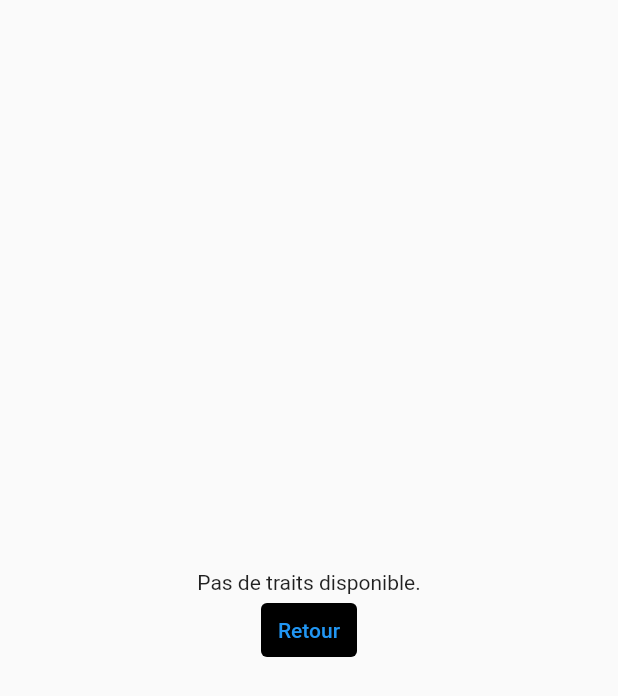
After one commit to MonteCrypto999/Artor-light, a Flutter app: the screen it shows after launch, after a tap on "Calculer les traits du projet", on a phone screen of 412 x 824 dp. The commit adds this screen. Shown: the top 696 px of the screen. Run offline on Flutter 3.47's test engine with Material 2 defaults, Android fonts, the phone set to English and light mode, and no system bars; statements that could not run were skipped.

Commit message:
[Functions] Add Calculate Traits Feature

```diff
--- a/lib/screens/home_screens.dart
+++ b/lib/screens/home_screens.dart
@@ -1,7 +1,9 @@
-import 'package:artor_flutter/screens/processing_screens.dart';
 import 'package:flutter/material.dart';
 
 import 'components/title_component.dart';
+
+import 'processing_screens.dart';
+import 'traits_screen.dart';
 
 class HomeScreen extends StatelessWidget {
   const HomeScreen({Key? key}) : super(key: key);
@@ -72,7 +74,23 @@ class BuildForm extends StatelessWidget {
               'Générer',
               style: TextStyle(color: Colors.white),
             ),
-          )
+          ),
+          SizedBox(
+            height: 20,
+          ),
+          TextButton(
+            onPressed: () {
+              if (_formK.currentState!.validate()) {
+                _formK.currentState!.save();
+                Navigator.push(
+                    context, MaterialPageRoute(builder: (_) => TraitsScreen()));
+              }
+            },
+            child: Text(
+              'Calculer les traits du projet',
+              style: TextStyle(color: Colors.white),
+            ),
+          ),
         ],
       ),
     );
--- /dev/null
+++ b/lib/screens/traits_screen.dart
@@ -0,0 +1,87 @@
+import 'package:flutter/material.dart';
+
+import '/src/functions.dart';
+
+import '../src/models/local_data.dart';
+
+class TraitsScreen extends StatelessWidget {
+  const TraitsScreen({Key? key}) : super(key: key);
+
+  @override
+  Widget build(BuildContext context) {
+    return Material(
+      child: Container(
+          alignment: Alignment.center,
+          child: FutureBuilder<List<Trait>>(
+              future: calculateTraits(),
+              builder: (c, snap) {
+                if (snap.connectionState != ConnectionState.done) {
+                  return CircularProgressIndicator();
+                }
+                if (snap.data!.isEmpty || snap.data == null) {
+                  return Column(
+                    mainAxisAlignment: MainAxisAlignment.center,
+                    children: [
+                      Text('Pas de traits disponible.'),
+                      TextButton(
+                          onPressed: () => Navigator.pop(context),
+                          child: Text('Retour'))
+                    ],
+                  );
+                }
+                final List<Trait> _data = snap.data!;
+
+                return Padding(
+                  padding: const EdgeInsets.all(15.0),
+                  child: Column(
+                    mainAxisAlignment: MainAxisAlignment.center,
+                    children: [
+                      TextButton(
+                        child: Text('Exporter en fichier txt'),
+                        onPressed: () async {
+                          await exportTraitsToTxtFile(snap.data!);
+                          showDialog(
+                              context: context,
+                              builder: (c) => SimpleDialog(
+                                      alignment: Alignment.center,
+                                      children: [
+                                        Center(
+                                          child: Text(
+                                              'Fichier enregistré sous traits.txt'),
+                                        )
+                                      ]));
+                        },
+                      ),
+                      SizedBox(
+                        height: 30,
+                      ),
+                      TextButton(
+                          onPressed: () => Navigator.pop(context),
+                          child: Text('Retour')),
+                      SizedBox(
+                        height: 30,
+                      ),
+                      Expanded(
+                        child: ListView.builder(
+                            itemCount: snap.data!.length,
+                            itemBuilder: (c, index) {
+                              return Row(
+                                mainAxisAlignment: MainAxisAlignment.center,
+                                crossAxisAlignment: CrossAxisAlignment.center,
+                                children: [
+                                  SelectableText(_data[index].layer +
+                                      ' | ' +
+                                      _data[index].name +
+                                      ' | ' +
+                                      _data[index].count.toString()),
+                                ],
+                              );
+                            }),
+                      ),
+                    ],
+                  ),
+                );
+              })),
+    );
+  }
+}
--- a/lib/src/functions.dart
+++ b/lib/src/functions.dart
@@ -16,7 +16,7 @@ import 'config.dart';
 import 'models/metadata_nft.dart';
 import 'models/local_data.dart';
 import 'models/rule.dart';
-import 'models/randomElement.dart';
+import 'models/random_element.dart';
 
 late ui.PictureRecorder recorder;
 late ui.Canvas nftCanvas;
@@ -32,6 +32,8 @@ Map<String, dynamic>? metadataConfig;
 Map<String, List>? metadataCompliance;
 Map<int, Rule>? rules;
 Map<String, dynamic>? config;
+List<File> metaFiles = [];
+String? baseElement;
 bool isMetadataExists = false;
 bool isCheckActived = false;
 bool haveConfig = false;
@@ -54,18 +56,17 @@ Future<String> saveImage(_editionCount) async {
   if (_encodePng != null) {
     final _file = File('$dir/output/${_formatter.format(_editionCount)}.png');
     _file.writeAsBytesSync(_encodePng.buffer.asUint8List());
-    if (haveConfig) {
-      //TODO Make a button to Use this function after the generation
-      return await uploadFiletoIPFS(_file);
-    }
+    // if (haveConfig) {
+    //   return await uploadFiletoIPFS(_file);
+    // }
 
-    return "OK";
+    return "QmbBzNmmBZMqsrhuqLjnKeG1H5NeS515QrcevyBRSkryoy"; // TODO Change for the deployment
   } else {
     return "";
   }
 }
 
-void addMetadata(String name, int edition, String ipfsHash) {
+void addMetadata(String name, int edition, String ipfsHash) async {
   final Map<String, dynamic> _attr = {};
   final String image = 'ipfs://$ipfsHash';
 
@@ -74,7 +75,7 @@ void addMetadata(String name, int edition, String ipfsHash) {
   if (attributesList.isNotEmpty) {
     for (var attr in attributesList) {
       String _filterType = 'Base';
-      if (attr.name == _filterType) {
+      if (attr.name.toLowerCase() == _filterType.toLowerCase()) {
         type = attr.attribute.value.replaceAll(_filterType, "").trim();
         continue;
       }
@@ -91,6 +92,7 @@ void addMetadata(String name, int edition, String ipfsHash) {
     attributes: _attr,
   );
   saveMetaDataSingleFile(editionCount: edition, data: tempMetadata);
+  // await uploadNFT(edition, tempMetadata);
 
   metadataList.add(tempMetadata);
   attributesList = [];
@@ -148,6 +150,11 @@ Future<List<LayerData>> constructLayerToDna(dna, RaceData data) async {
     LayerElement selectedElement =
         layer.elements.firstWhere((e) => e.id == dna[index]);
     layer.selectedElement = selectedElement;
+
+    // if (layer.name.toLowerCase() == "base") {
+    //   baseElement = layer.selectedElement!.path;
+    // } TODO: Final Mount
+
     listDnaToLayers.add(layer);
     addAttributes(layer);
 
@@ -200,12 +207,9 @@ List<int> createDna(RaceData data) {
     String _matcher =
         layer.name.toLowerCase() + ":" + _elementName.toLowerCase();
     randElements.add(RandomElement(
-        layerPosition: layer.id,
-        element: _elementData,
-        matcher: _matcher)); //TODO Finir la fonction, matcher
+        layerPosition: layer.id, element: _elementData, matcher: _matcher));
   }
 
-  // Check Rules
   if (rules != null) {
     for (Rule rule in rules!.values) {
       for (RandomElement randomElement in randElements) {
@@ -259,7 +263,7 @@ void writeMetaData(_data) =>
 void saveMetaDataSingleFile(
     {required int editionCount, required MetadataNFT data}) {
   File('$dir/output/$editionCount.json')
-      .writeAsStringSync(jsonEncode(data.toJsonCIP25()));
+      .writeAsStringSync(jsonEncode(data.toJson()));
 }
 
 String getDirname(String path, {String? symbol}) {
@@ -349,6 +353,60 @@ AttributeData Function(String path) getMetadataAttr(bool isConfigExists) {
   }
 }
 
+Future<List<Trait>> calculateTraits() async {
+  final Map<String, List<MetadataNFT>> _rawMetafiles = {};
+  final List<MetadataNFT> _cachedList = [];
+  final List<Trait> traits = [];
+
+  for (var _metaFile in metaFiles) {
+    if (await _metaFile.exists()) {
+      _cachedList.clear();
+      final _fileName = _metaFile.uri.pathSegments.last.replaceAll('.json', '');
+      final _raw = await _metaFile.readAsString();
+      final _json = List<Map<String, dynamic>>.from(json.decode(_raw));
+
+      for (var _jsonData in _json) {
+        final _metaDataTmp = MetadataNFT.fromJson(_jsonData);
+        _cachedList.add(_metaDataTmp);
+      }
+      _rawMetafiles[_fileName] = _cachedList;
+    }
+  }
+  if (_rawMetafiles.isNotEmpty) {
+    for (var _rawTraits in _rawMetafiles.values) {
+      for (var _meta in _rawTraits) {
+        for (var _attr in _meta.attributes.entries) {
+          if (traits.isNotEmpty) {
+            bool _f(e) => e.layer == _attr.key && e.name == _attr.value;
+            if (traits.any(_f)) {
+              final _traitListed = traits[traits.indexWhere(_f)];
+              _traitListed.count = _traitListed.count + 1;
+              traits[traits.indexWhere(_f)] = _traitListed;
+              continue;
+            }
+          }
+          final _tmpTrait = Trait(name: _attr.value, layer: _attr.key);
+          traits.add(_tmpTrait);
+        }
+      }
+    }
+  }
+  traits.sort((a, b) => b.count.compareTo(a.count));
+
+  return traits;
+}
+
+Future<void> exportTraitsToTxtFile(List<Trait> traits,
+    {String filename = 'traits.txt'}) async {
+  final _file = File('$dir/$filename');
+  String data = traits
+      .map((e) => e.layer + ' | ' + e.name + ' | ' + e.count.toString())
+      .toList()
+      .join("\n");
+
+  _file.writeAsString(data);
+}
+
 Future<void> scanFolder() async {
   final Directory _dir = Directory(dir);
   final List<FileSystemEntity> entities =
@@ -376,6 +434,10 @@ Future<void> scanFolder() async {
     exit(0);
   }
 
+  metaFiles = entities
+      .where((element) => element.path.contains('_metadata') && element is File)
+      .toList()
+      .cast();
   // String _dirId;
   AttributeData Function(String) getAttribute =
       getMetadataAttr(isMetadataExists);
@@ -430,7 +492,7 @@ Future<void> scanFolder() async {
 
           if (!_meta.containsKey(_name.toLowerCase())) {
             logs = logs +
-                "Erreur : le layer ($_name) du $_path n\'est pas conforme.\n";
+                "Erreur : le layer ($_name) du $_path n'est pas conforme.\n";
           } else if (!_meta[_name.toLowerCase()]!
               .contains(_rawValue.toLowerCase())) {
             logs = logs +
@@ -488,6 +550,38 @@ Future<dynamic> uploadFiletoIPFS(File file) async {
   return _decode["Hash"];
 }
 
+Future<void> uploadNFT(int edition, MetadataNFT metadata) async {
+  if (!haveConfig) {
+    throw 'Error: Cant upload without config json file';
+  } else if (!config!.containsKey("nft_maker")) {
+    throw 'Error: config file dont contains nftMaker Fields';
+  }
+  var _apiKey = config!["nft_maker"]["api_key"];
+  var _projectID = config!["nft_maker"]["project_id"];
+  var _baseUri = Uri.parse(
+      'http://api-testnet.nft-maker.io/UploadNft/$_apiKey/$_projectID');
+
+  Map<String, dynamic> _dataNFT = {
+    "assetName": metadata.assetName,
+    "previewImageNft": {
+      "mimetype": "image/png",
+      "fileFromIPFS": metadata.image,
+      "displayname": metadata.name,
+    },
+    "metadata": json.encode(metadata.toJson())
+  };
+  var _body = json.encode(_dataNFT);
+  var _contenType = {"Content-Type": "application/json"};
+  var _response = await http.post(_baseUri, body: _body, headers: _contenType);
+
+  if (_response.statusCode != 200) {
+    throw 'Error: Metadata cant be uploaded. logs: ${_response.body}';
+  }
+
+  var _decode = json.decode(_response.body);
+  print(_decode);
+}
+
 Future<void> startCreating(int endEditionAt) async {
   Stopwatch _executionTime = Stopwatch()..start();
   final String _raceName = dir.split('/').last..split('.').last;
@@ -522,8 +616,8 @@ Future<void> startCreating(int endEditionAt) async {
       print("DNA exists!");
     }
   }
-  // List _jsonMetadataList = metadataList.map((e) => e.toJson()).toList();
-  // writeMetaData(jsonEncode(_jsonMetadataList));
+  List _jsonMetadataList = metadataList.map((e) => e.toJson()).toList();
+  writeMetaData(jsonEncode(_jsonMetadataList));
 
   _executionTime.stop();
 }
--- a/lib/src/models/local_data.dart
+++ b/lib/src/models/local_data.dart
@@ -56,3 +56,11 @@ class LayerElement {
     this.weight = 100,
   });
 }
+
+class Trait {
+  final String name;
+  final String layer;
+  int count;
+
+  Trait({required this.name, required this.layer, this.count = 1});
+}
```
Also changed, not shown: lib/src/models/metadata_nft.dart (+15 -1 lines), lib/src/models/random_element.dart (renamed from lib/src/models/randomElement.dart).
